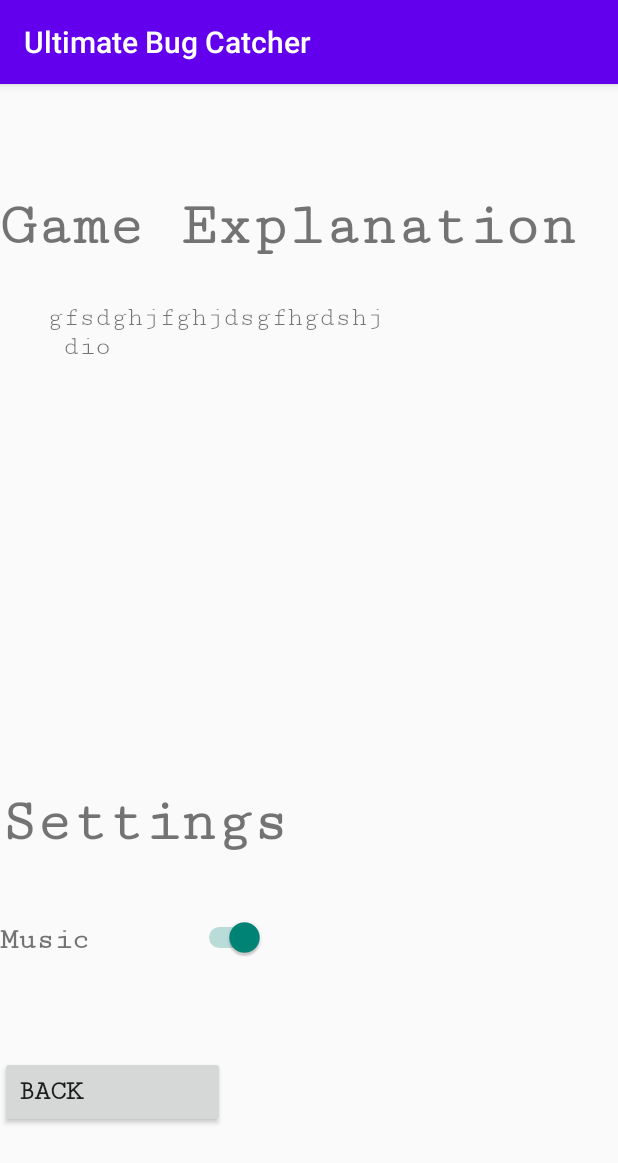
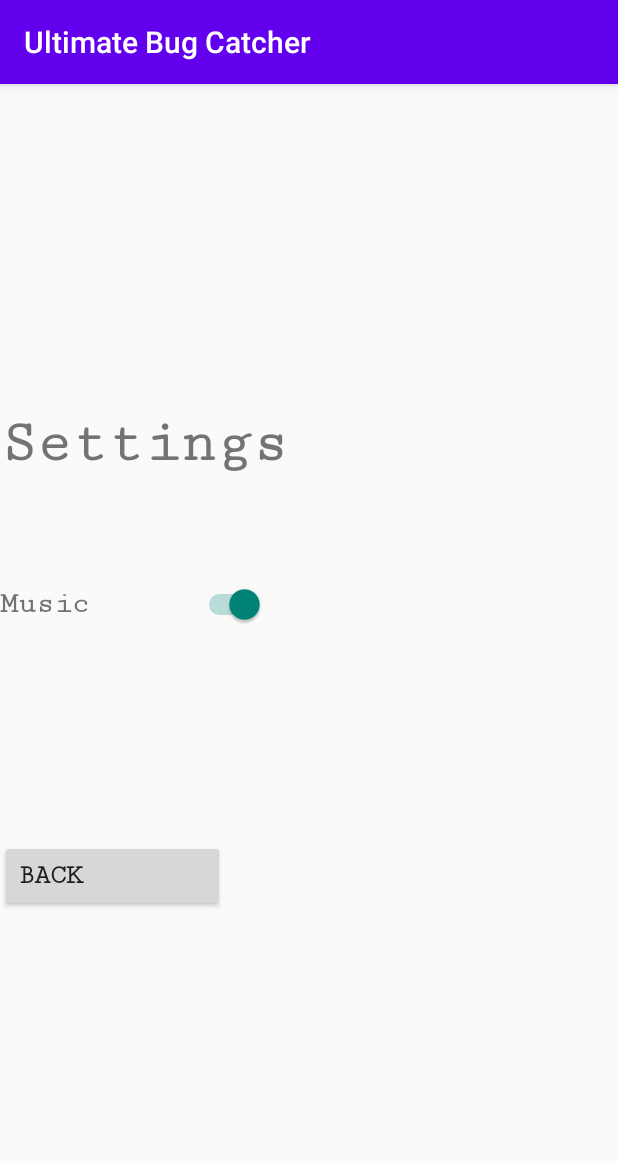
Before and after one commit to dwarftopia/progetto-android, an Android app: the SettingsScreen screen opened directly, with no data from a screen before it, on a phone screen of 412 x 824 dp. Shown: the top 1163 px of the screen. Run offline under Robolectric (Android 15) with nearby library versions, the phone set to English and light mode, and no system bars.

Commit message:
progetto app android

```diff
--- a/app/src/main/AndroidManifest.xml
+++ b/app/src/main/AndroidManifest.xml
@@ -4,14 +4,14 @@
 
     <application
         android:allowBackup="true"
-        android:icon="@mipmap/ic_launcher"
+        android:icon="@drawable/frog"
         android:label="@string/app_name"
         android:requestLegacyExternalStorage="true"
-        android:roundIcon="@mipmap/ic_launcher"
+        android:roundIcon="@drawable/frog"
         android:supportsRtl="true"
         android:theme="@style/Theme.Progettoandroid">
         <activity
-            android:name=".SettingsHelp"
+            android:name=".SettingsScreen"
             android:screenOrientation="portrait"/>
         <activity
             android:name=".ResultScreen"
--- a/app/src/main/java/com/example/progetto_android/MainActivity.java
+++ b/app/src/main/java/com/example/progetto_android/MainActivity.java
@@ -1,9 +1,10 @@
 package com.example.progetto_android;
 
-import android.Manifest;
 import android.app.AlertDialog;
+import android.content.Context;
 import android.content.DialogInterface;
 import android.content.Intent;
+import android.content.SharedPreferences;
 import android.os.Bundle;
 import android.view.View;
 import android.widget.Button;
@@ -23,9 +24,7 @@ public class MainActivity extends AppCompatActivity {
     private int mode;
     private int time;
 
-    public static final int MY_PERMISSIONS_REQUEST_CODE_WRITE_EXTERNAL_STORAGE=1;
-    public static String myPermission = Manifest.permission.WRITE_EXTERNAL_STORAGE;
-    public static boolean permissionDenied=false;
+    public static SharedPreferences sharedPref;
 
     @Override
     protected void onCreate(Bundle savedInstanceState) {
@@ -36,6 +35,7 @@ public class MainActivity extends AppCompatActivity {
         btnStartGame = (Button) findViewById(R.id.btnStartGame);
         btnExitApp = (Button) findViewById(R.id.btnExitApp);
         btnSettings = (Button) findViewById(R.id.btnSettings);
+        sharedPref = getPreferences(Context.MODE_PRIVATE);
 
         startupAnimation();
 
@@ -54,7 +54,7 @@ public class MainActivity extends AppCompatActivity {
         btnSettings.setOnClickListener(new View.OnClickListener() {
             @Override
             public void onClick(View v) {
-                startActivity(new Intent(MainActivity.this, SettingsHelp.class));
+                startActivity(new Intent(MainActivity.this, SettingsScreen.class));
             }
         });
     }
--- a/app/src/main/java/com/example/progetto_android/SettingsHelp.java
+++ b/app/src/main/java/com/example/progetto_android/SettingsScreen.java
@@ -7,21 +7,18 @@ import android.view.View;
 import android.widget.Button;
 import android.widget.CompoundButton;
 import android.widget.Switch;
-import android.widget.TextView;
 
 import androidx.appcompat.app.AppCompatActivity;
 
-public class SettingsHelp extends AppCompatActivity {
+public class SettingsScreen extends AppCompatActivity {
 
     @Override
     protected void onCreate(Bundle savedInstanceState) {
         super.onCreate(savedInstanceState);
-        setContentView(R.layout.activity_settings_help);
+        setContentView(R.layout.activity_settings_screen);
 
         Switch swcAudio = (Switch) findViewById(R.id.swcAudio);
-        TextView lblExplanation = (TextView) findViewById(R.id.lblExplanation);
         Button btnBack = (Button) findViewById(R.id.btnBack);
-        lblExplanation.setText(getResources().getString(R.string.explanation));
 
         SharedPreferences sharedPref = getPreferences(Context.MODE_PRIVATE);
         swcAudio.setChecked(sharedPref.getBoolean("audioOn", true));
@@ -29,7 +26,7 @@ public class SettingsHelp extends AppCompatActivity {
         swcAudio.setOnCheckedChangeListener(new CompoundButton.OnCheckedChangeListener() {
             @Override
             public void onCheckedChanged(CompoundButton buttonView, boolean isChecked) {
-                SharedPreferences.Editor editor = sharedPref.edit();
+                SharedPreferences.Editor editor = MainActivity.sharedPref.edit();
                 editor.putBoolean("audioOn", isChecked);
                 editor.apply();
             }
--- a/app/src/main/java/com/example/progetto_android/TimerService.java
+++ b/app/src/main/java/com/example/progetto_android/TimerService.java
@@ -36,7 +36,9 @@ public class TimerService extends Service {
                 Handler handler = new Handler(Looper.getMainLooper());
 
                 isRunning=true;
-                GameScreen.mediaPlayer.start();
+                if(MainActivity.sharedPref.getBoolean("audioOn", true)){
+                    GameScreen.mediaPlayer.start();
+                }
                 handler.post(new Runnable() {
                     @Override
                     public void run() {
--- a/app/src/main/res/layout/activity_settings_help.xml
+++ b/app/src/main/res/layout/activity_settings_screen.xml
@@ -4,7 +4,7 @@
     xmlns:tools="http://schemas.android.com/tools"
     android:layout_width="match_parent"
     android:layout_height="match_parent"
-    tools:context=".SettingsHelp">
+    tools:context=".SettingsScreen">
 
     <Button
         android:id="@+id/btnBack"
@@ -21,7 +21,7 @@
         app:layout_constraintHorizontal_bias="0"
         app:layout_constraintStart_toStartOf="parent"
         app:layout_constraintTop_toTopOf="parent"
-        app:layout_constraintVertical_bias="0.9" />
+        app:layout_constraintVertical_bias="0.7" />
 
     <TextView
         android:id="@+id/lblSettingsTitle"
@@ -37,23 +37,7 @@
         app:layout_constraintHorizontal_bias="0.0"
         app:layout_constraintStart_toStartOf="parent"
         app:layout_constraintTop_toTopOf="parent"
-        app:layout_constraintVertical_bias="0.65" />
-
-    <TextView
-        android:id="@+id/lblHelpTitle"
-        android:layout_width="match_parent"
-        android:layout_height="wrap_content"
-        android:fontFamily="serif-monospace"
-        android:text="Game Explanation"
-        android:textAlignment="viewStart"
-        android:textSize="40sp"
-        android:textStyle="bold"
-        app:layout_constraintBottom_toBottomOf="parent"
-        app:layout_constraintEnd_toEndOf="parent"
-        app:layout_constraintHorizontal_bias="0.0"
-        app:layout_constraintStart_toStartOf="parent"
-        app:layout_constraintTop_toTopOf="parent"
-        app:layout_constraintVertical_bias="0.1" />
+        app:layout_constraintVertical_bias="0.3" />
 
     <Switch
         android:id="@+id/swcAudio"
@@ -64,7 +48,7 @@
         app:layout_constraintHorizontal_bias="0.3"
         app:layout_constraintStart_toStartOf="parent"
         app:layout_constraintTop_toTopOf="parent"
-        app:layout_constraintVertical_bias="0.75" />
+        app:layout_constraintVertical_bias="0.45" />
 
     <TextView
         android:id="@+id/lblAudio"
@@ -80,19 +64,6 @@
         app:layout_constraintHorizontal_bias="0"
         app:layout_constraintStart_toStartOf="parent"
         app:layout_constraintTop_toTopOf="parent"
-        app:layout_constraintVertical_bias="0.75" />
-
-    <TextView
-        android:id="@+id/lblExplanation"
-        android:layout_width="350dp"
-        android:layout_height="wrap_content"
-        android:fontFamily="serif-monospace"
-        android:textSize="18sp"
-        app:layout_constraintBottom_toBottomOf="parent"
-        app:layout_constraintEnd_toEndOf="parent"
-        app:layout_constraintHorizontal_bias="0.5"
-        app:layout_constraintStart_toStartOf="parent"
-        app:layout_constraintTop_toTopOf="parent"
-        app:layout_constraintVertical_bias="0.2" />
+        app:layout_constraintVertical_bias="0.45" />
 
 </androidx.constraintlayout.widget.ConstraintLayout>
```
Also changed, not shown: app/src/main/java/com/example/progetto_android/BugService.java (+5 -3 lines), app/src/main/java/com/example/progetto_android/GameScreen.java (+21 -50 lines), app/src/main/java/com/example/progetto_android/ResultScreen.java (+13 -8 lines), app/src/main/res/layout/activity_main.xml (+5 -5 lines).
